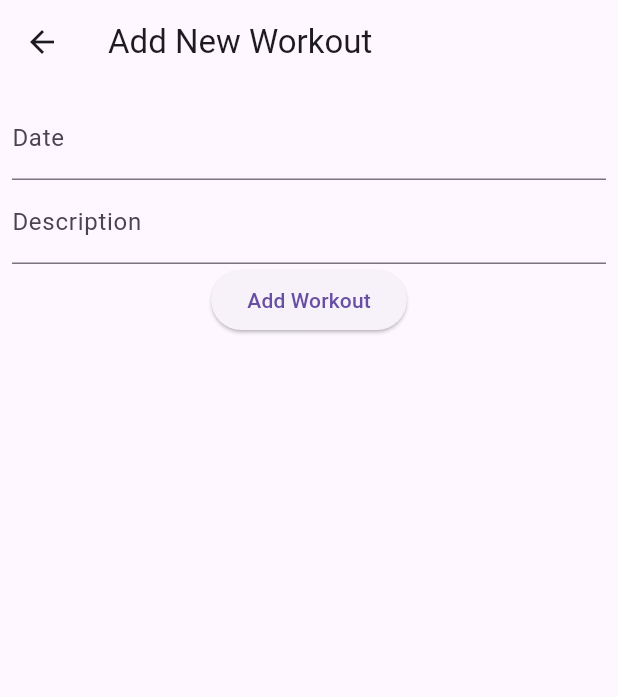
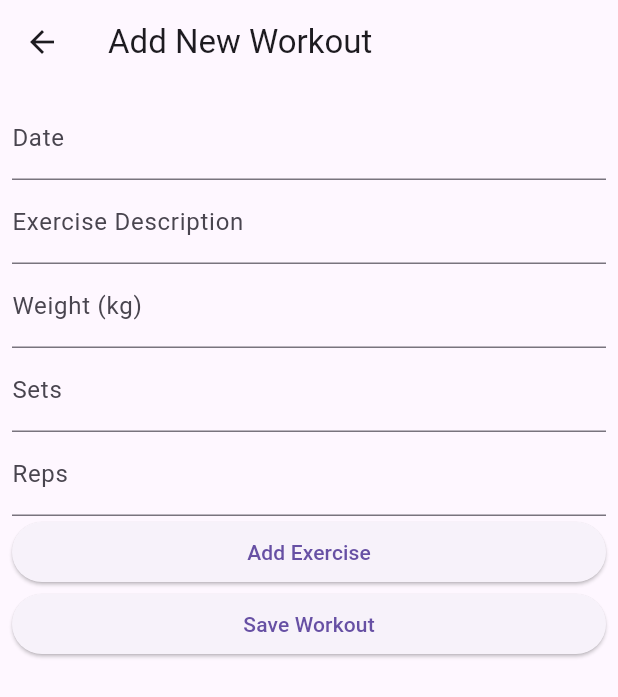
Before and after one commit to mrmrjing/workout-tracker, a Flutter app: the AddWorkoutScreen screen opened directly, on a phone screen of 412 x 824 dp. Shown: the top 697 px of the screen. Run offline on Flutter 3.47's test engine with Material 3 defaults, Android fonts, the phone set to English and light mode, and no system bars; our stand-ins replace sqflite; accounts and stored records are empty.

Commit message:
Add form for users to enter their workouts manually

```diff
--- a/lib/views/add_workout_screen.dart
+++ b/lib/views/add_workout_screen.dart
@@ -1,10 +1,7 @@
-// Create a UI where users can input the details of their workout
-// handle the form submission
-// call the database helper to insert the data into the database
-
 import 'package:flutter/material.dart';
-import 'package:intl/intl.dart';  // Make sure to have this import for date formatting
+import 'package:intl/intl.dart';  // For date formatting
 import '../models/workout.dart';
+import '../models/exercise_detail.dart';  // Make sure to import ExerciseDetail
 import '../services/database_helper.dart';
 
 class AddWorkoutScreen extends StatefulWidget {
@@ -14,15 +11,37 @@ class AddWorkoutScreen extends StatefulWidget {
 
 class _AddWorkoutScreenState extends State<AddWorkoutScreen> {
   final _formKey = GlobalKey<FormState>();
-  String? _date; // Making this nullable to handle initial state
-  late String _description;
+  String? _date; // Date of the workout
+  List<ExerciseDetail> _exercises = []; // List of exercises
+
+  void _addExerciseDetail() {
+    if (_formKey.currentState!.validate()) {
+      _formKey.currentState!.save();
+      _exercises.add(ExerciseDetail(
+        description: _controllerDescription.text,
+        weight: double.parse(_controllerWeight.text),
+        sets: int.parse(_controllerSets.text),
+        reps: int.parse(_controllerReps.text),
+      ));
+      _controllerDescription.clear();
+      _controllerWeight.clear();
+      _controllerSets.clear();
+      _controllerReps.clear();
+    }
+  }
+
+  // Controllers for form fields
+  final _controllerDescription = TextEditingController();
+  final _controllerWeight = TextEditingController();
+  final _controllerSets = TextEditingController();
+  final _controllerReps = TextEditingController();
 
   void _submitData() async {
     if (_formKey.currentState!.validate()) {
       _formKey.currentState!.save();
-      if (_date != null) { // Ensure date is not null
-        Workout newWorkout = Workout(date: _date!, description: _description);
-        await DatabaseHelper.instance.create(newWorkout);
+      if (_date != null && _exercises.isNotEmpty) { // Ensure date and exercises are valid
+        Workout newWorkout = Workout(date: _date!, exercises: _exercises);
+        await DatabaseHelper.instance.createWorkout(newWorkout);
         Navigator.of(context).pop(); // Optionally pop the current screen
       }
     }
@@ -38,11 +57,11 @@ class _AddWorkoutScreenState extends State<AddWorkoutScreen> {
         padding: EdgeInsets.all(8.0),
         child: Form(
           key: _formKey,
-          child: Column(
+          child: ListView(
             children: <Widget>[
               TextFormField(
                 decoration: InputDecoration(labelText: 'Date'),
-                readOnly: true, // Prevent keyboard from opening
+                readOnly: true,
                 onTap: () async {
                   DateTime? pickedDate = await showDatePicker(
                     context: context,
@@ -52,11 +71,11 @@ class _AddWorkoutScreenState extends State<AddWorkoutScreen> {
                   );
                   if (pickedDate != null) {
                     setState(() {
-                      _date = DateFormat('yyyy-MM-dd').format(pickedDate); // Format the date
+                      _date = DateFormat('yyyy-MM-dd').format(pickedDate);
                     });
                   }
                 },
-                controller: TextEditingController(text: _date), // Display selected date
+                controller: TextEditingController(text: _date),
                 validator: (value) {
                   if (value == null || value.isEmpty) {
                     return 'Please enter a date.';
@@ -64,21 +83,48 @@ class _AddWorkoutScreenState extends State<AddWorkoutScreen> {
                   return null;
                 },
               ),
+              for (var i = 0; i < _exercises.length; i++)
+                ListTile(
+                  title: Text("${_exercises[i].description} - ${_exercises[i].weight}kg x ${_exercises[i].sets} sets of ${_exercises[i].reps} reps"),
+                  trailing: IconButton(
+                    icon: Icon(Icons.delete),
+                    onPressed: () {
+                      setState(() {
+                        _exercises.removeAt(i);
+                      });
+                    },
+                  ),
+                ),
               TextFormField(
-                decoration: InputDecoration(labelText: 'Description'),
-                onSaved: (value) {
-                  _description = value!;
-                },
-                validator: (value) {
-                  if (value!.isEmpty) {
-                    return 'Please enter a description.';
-                  }
-                  return null;
-                },
+                controller: _controllerDescription,
+                decoration: InputDecoration(labelText: 'Exercise Description'),
+                validator: (value) => value!.isEmpty ? 'Enter exercise description' : null,
+              ),
+              TextFormField(
+                controller: _controllerWeight,
+                decoration: InputDecoration(labelText: 'Weight (kg)'),
+                keyboardType: TextInputType.number,
+                validator: (value) => value!.isEmpty ? 'Enter weight' : null,
+              ),
+              TextFormField(
+                controller: _controllerSets,
+                decoration: InputDecoration(labelText: 'Sets'),
+                keyboardType: TextInputType.number,
+                validator: (value) => value!.isEmpty ? 'Enter number of sets' : null,
+              ),
+              TextFormField(
+                controller: _controllerReps,
+                decoration: InputDecoration(labelText: 'Reps'),
+                keyboardType: TextInputType.number,
+                validator: (value) => value!.isEmpty ? 'Enter number of reps' : null,
+              ),
+              ElevatedButton(
+                onPressed: _addExerciseDetail,
+                child: Text('Add Exercise'),
               ),
               ElevatedButton(
                 onPressed: _submitData,
-                child: Text('Add Workout'),
+                child: Text('Save Workout'),
               ),
             ],
           ),
```
